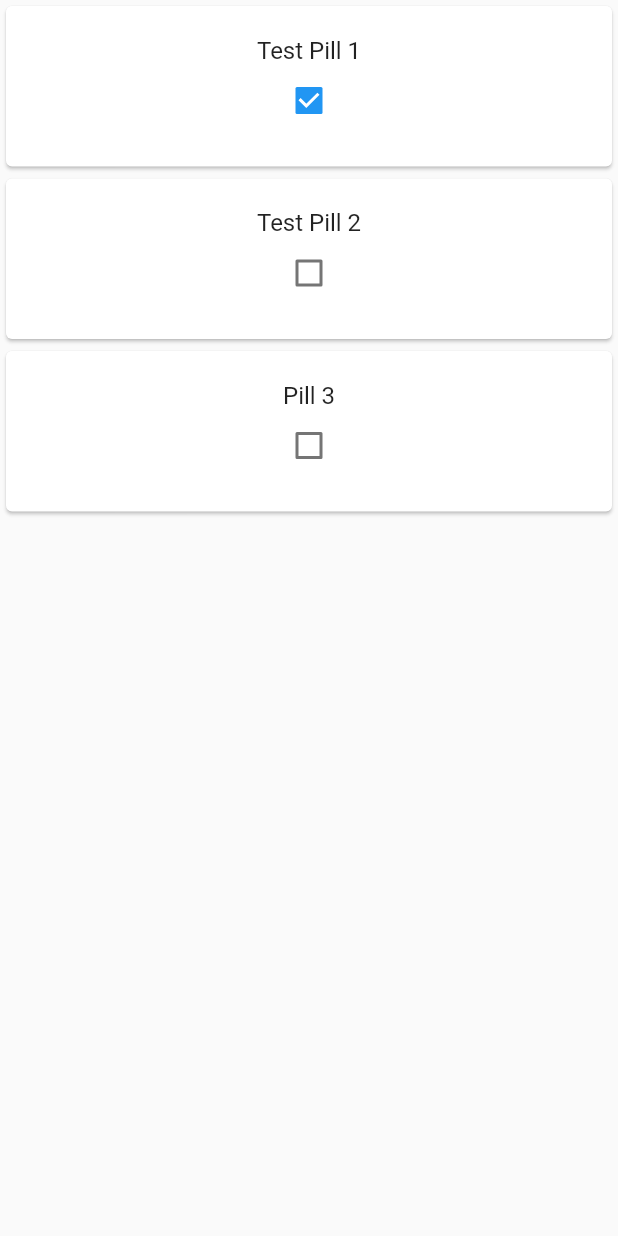
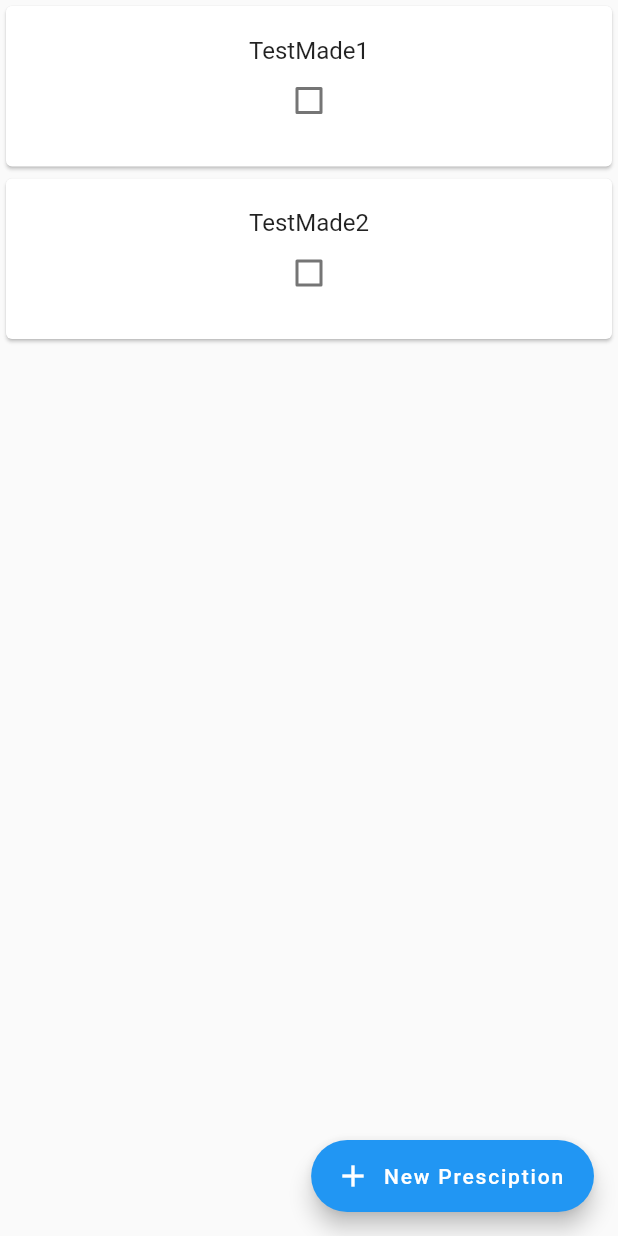
Before and after one commit to Fall2019Capstone/PillPoppers, a Flutter app: the BodyLayout screen opened directly, on a phone screen of 412 x 824 dp. Run offline on Flutter 3.47's test engine with Material 2 defaults, Android fonts, the phone set to English and light mode, and no system bars.

Commit message:
Add Prescription, Modify Body to include FAB and use Presciption class

```diff
--- a/lib/Prescription.dart
+++ b/lib/Prescription.dart
@@ -1,14 +1,15 @@
 class Prescription{
-  String name;
-  bool taken;
-  int numberToTake;
-  int numberTaken;
+  String name = "New prescription";
+  bool taken = false;
+  int numberToTake = 10;
+  int numberTaken = 0;
 
 
-  static List<Prescription> prescriptions;
+  static List<Prescription> prescriptions = [new Prescription("TestMade1"), new Prescription("TestMade2")];
 
   Prescription(String name){
     this.name = name;
+    //prescriptions.add(this);
   }
 
   static instantiate(){
@@ -19,4 +20,8 @@ class Prescription{
     prescriptions.add(scrip1);
     prescriptions.add(scrip2);
   }
+
+  static newPrescription(String name){
+    prescriptions.add(new Prescription(name));
+  }
 }
--- a/lib/main.dart
+++ b/lib/main.dart
@@ -1,4 +1,6 @@
 import 'package:flutter/material.dart';
+
+import 'Prescription.dart';
 
 //TODO: Design and implement card style (where items are & layout)
 //TODO: Find method for storing and loading data (hopefully JSON)
@@ -8,10 +10,12 @@ void main() => runApp(MyApp());
 
 // Current storage of data
 // Should attempt to use json for this functionality later to allow saving
-List<String> prescriptions = ['Test Pill 1', 'Test Pill 2', 'Pill 3'];
-List<bool> hasTaken = [true, false, false];
+// List<String> prescriptions = ['Test Pill 1', 'Test Pill 2', 'Pill 3'];
+// List<bool> hasTaken = [true, false, false];
 
 class MyApp extends StatelessWidget {
+  BodyLayout body = BodyLayout();
+
   @override
   Widget build(BuildContext context) {
     return MaterialApp(
@@ -22,24 +26,18 @@ class MyApp extends StatelessWidget {
       ),
       home: Scaffold(
         appBar: AppBar(title: Text('Pill Poppers'), centerTitle: true,),
-        body: BodyLayout(),
-        floatingActionButton: FloatingActionButton.extended(
-          onPressed: () {
-            // TODO: Add new list item when FAB pressed
-            print("FAB Pressed");
-          },
-          icon: Icon(Icons.add),
-          label: Text("New"),
-        ),
+        body: BodyLayout()
       ),
     );
   }
 }
 
 class BodyLayout extends StatefulWidget {
+final BodyLayoutState bodyLayoutState = new BodyLayoutState();
+
   @override
   BodyLayoutState createState() {
-    return new BodyLayoutState();
+    return bodyLayoutState;
   }
 }
 
@@ -48,38 +46,48 @@ class BodyLayoutState extends State<BodyLayout> {
   // Called when outside of any card is touched, adds new blank prescription for now.
   void _addPrescription() {
     setState(() {
-      prescriptions.insert(prescriptions.length, 'New prescription');
-      hasTaken.insert(hasTaken.length, false);
+      Prescription.newPrescription("New Prescription");
     });
   }
 
   @override
   Widget build(BuildContext context) {
-    return _myListView();
+    return Scaffold(body: _myListView(),
+            floatingActionButton: FloatingActionButton.extended(
+          onPressed: () {
+            // TODO: Add new list item when FAB pressed
+            print("FAB Pressed");
+            _addPrescription();
+          },
+          icon: Icon(Icons.add),
+          label: Text("New Presciption"))
+          );
+    //return _myListView();
   }
 
   Widget _myListView() {
     return ListView.builder(
-      itemCount: prescriptions.length,
+      itemCount: Prescription.prescriptions.length,
       itemBuilder: (context, index) {
-        final item = prescriptions[index];
+        final item = Prescription.prescriptions[index];
         return Card(
           child: InkWell(
             onTap: () {
               // When outside of card touched
-              _addPrescription();
+              // Moved to FAB
+              //_addPrescription();
             },
             child: Padding(
               padding: const EdgeInsets.all(20.0),
               child: Column(
                 children: <Widget>[
-                  Text(item, style: TextStyle(fontSize: 16),),
+                  Text(item.name, style: TextStyle(fontSize: 16),),
                   Checkbox(
-                    value: hasTaken[index],
+                    value: item.taken,
                     onChanged: (bool newValue) {
                       setState(() {
                         // Change the hasTaken bool to true or false
-                        hasTaken[index] = newValue;
+                        item.taken = newValue;
                       });
                     },
                   )
```
